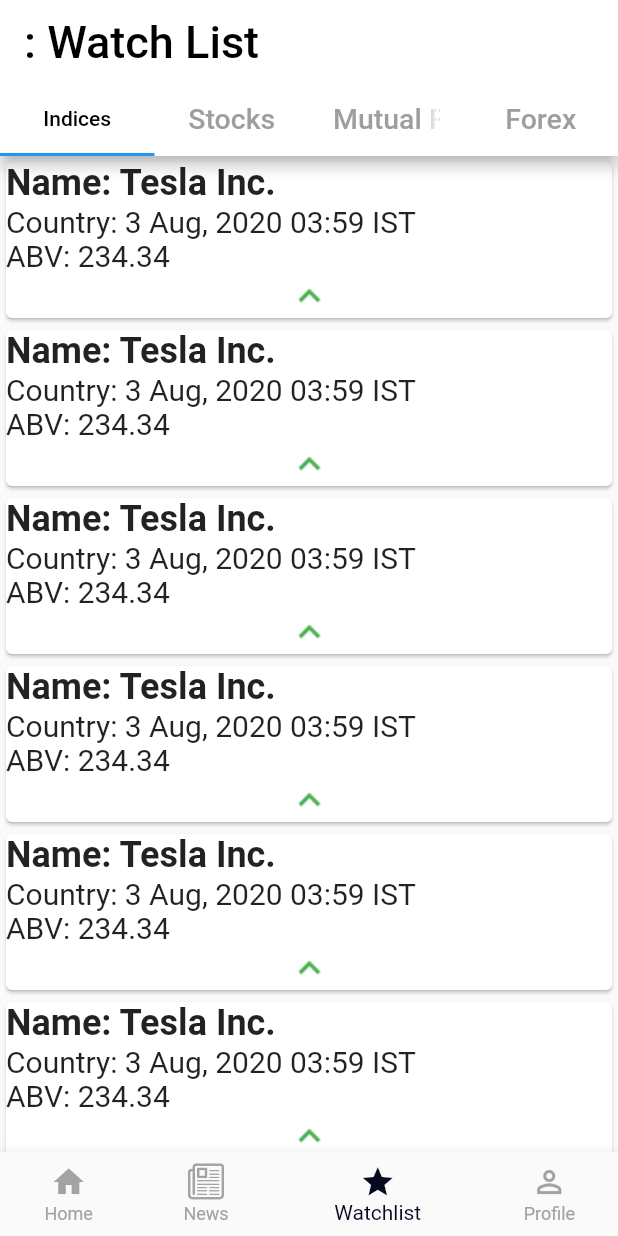
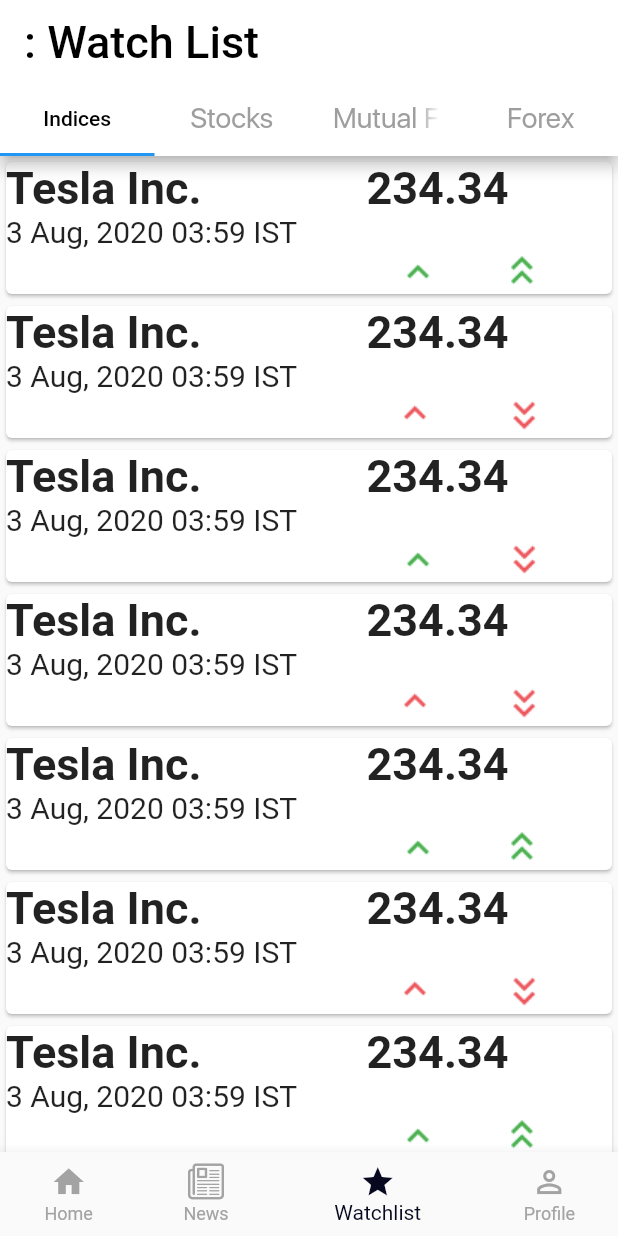
Before and after one commit to piyushxbajaj/TaskWatchlist, a Flutter app: the screen it shows after launch, on a phone screen of 412 x 824 dp. Run offline on Flutter 3.47's test engine with Material 2 defaults, Android fonts, the phone set to English and light mode, and no system bars.

Commit message:
Final Commit

```diff
--- a/lib/screens/WatchMain.dart
+++ b/lib/screens/WatchMain.dart
@@ -15,10 +15,10 @@ class HomePage extends StatefulWidget {
 class HomePageState extends State<HomePage> {
   int selectedIndex = 2;
   final widgetOptions = [
-    Text('Beer List'),
-    Text('Add new beer'),
+    Text('Home'),
+    Text('News'),
     new BeerListPage(),
-    Text('Hello')
+    Text('Profile')
   ];
 
   @override
@@ -30,8 +30,10 @@ class HomePageState extends State<HomePage> {
             backgroundColor: Colors.white,
             bottom: TabBar(
               labelStyle: TextStyle(color: Colors.black),
-              unselectedLabelStyle:
-                  TextStyle(color: Colors.black, fontSize: 19),
+              unselectedLabelStyle: TextStyle(
+                  color: Colors.black,
+                  fontSize: 19,
+                  fontFamily: 'SF_UI_Display_Regular'),
               unselectedLabelColor: Colors.grey,
               labelColor: Colors.black,
               tabs: [
--- a/lib/screens/list/list.dart
+++ b/lib/screens/list/list.dart
@@ -30,16 +30,35 @@ class BeerListPageState extends State<BeerListPage> {
                     child: new Column(
                       crossAxisAlignment: CrossAxisAlignment.stretch,
                       children: <Widget>[
-                        new Text("Name: " + beer['name'],
-                            style: TextStyle(
-                                fontWeight: FontWeight.bold, fontSize: 24)),
-                        new Text("Country: " + beer['date'],
+                        Row(
+                          children: <Widget>[
+                            new Text(beer['name'],
+                                style: TextStyle(
+                                    fontWeight: FontWeight.bold, fontSize: 30)),
+                            new SizedBox(
+                              width: 110,
+                            ),
+                            new Text(beer['value'],
+                                style: TextStyle(
+                                    fontWeight: FontWeight.bold, fontSize: 30)),
+                          ],
+                        ),
+                        new Text(beer['date'],
                             style: TextStyle(
                                 fontWeight: FontWeight.normal, fontSize: 20)),
-                        new Text("ABV: " + beer['value'],
-                            style: TextStyle(
-                                fontWeight: FontWeight.normal, fontSize: 20)),
-                        new Image.asset(beer['first_image'], height: 30)
+                        Row(
+                          children: <Widget>[
+                            SizedBox(
+                              width: 260,
+                              height: 10,
+                            ),
+                            new Image.asset(beer['first_image'], height: 30),
+                            SizedBox(
+                              width: 40,
+                            ),
+                            new Image.asset(beer['second_image'], height: 30)
+                          ],
+                        ),
                       ],
                     ),
                   );
--- a/pubspec.yaml
+++ b/pubspec.yaml
@@ -52,6 +52,9 @@ flutter:
     - family:  Custom_icons_iconsdart
       fonts:
         - asset: fonts/Custom_icons_iconsdart.ttf
+    - family:  SF_UI_Display_Regular
+      fonts:
+        - asset: fonts/SF-UI-Display-Regular.otf
   # An image asset can refer to one or more resolution-specific "variants", see
   # https://flutter.dev/assets-and-images/#resolution-aware.
 
```
Also changed, not shown: assets/tesla_dat.json (+9 -9 lines), 18 other files.
